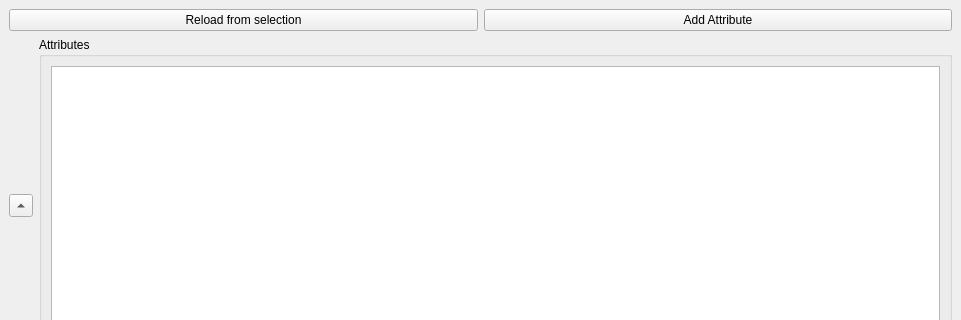
Zeplaro/rlMayaTools, file public/attrmanager/attrmanager.ui: the form before one commit; both pictures show x 0 to 961 and y 0 to 320 of the 961 by 597 pixel window.
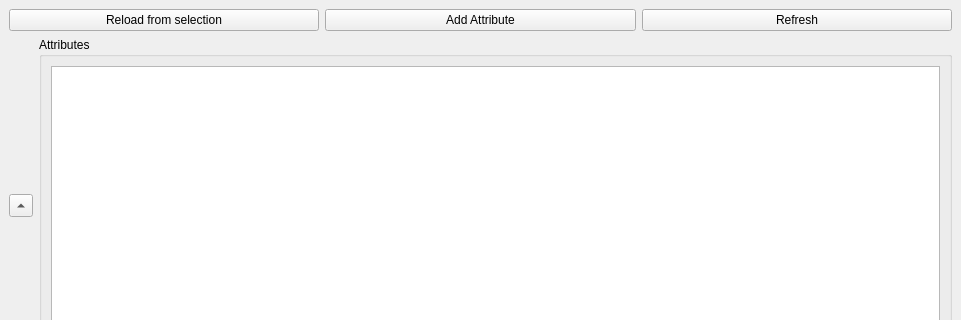
The form after the commit.

Commit message: Added refresh button; named table view object

```diff
--- a/public/attrmanager/attrmanager.ui
+++ b/public/attrmanager/attrmanager.ui
@@ -37,6 +37,13 @@
         </property>
        </widget>
       </item>
+      <item>
+       <widget class="QPushButton" name="refresh_button">
+        <property name="text">
+         <string>Refresh</string>
+        </property>
+       </widget>
+      </item>
      </layout>
     </item>
     <item>
```
Left out of the diff: 2 changed lines with no effect on the pictures.
